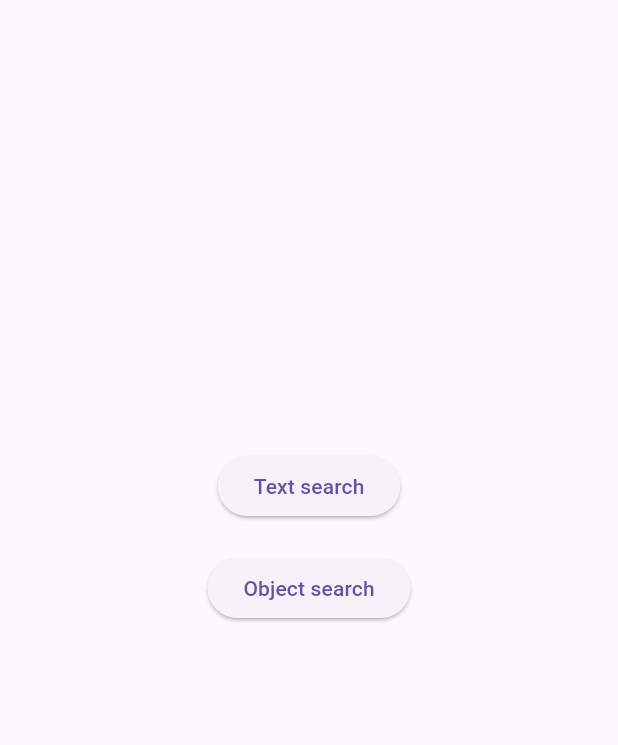
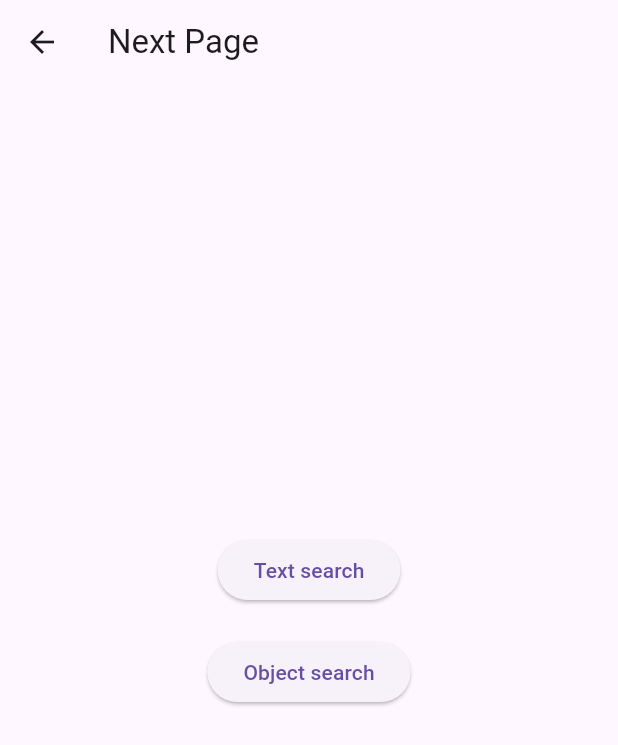
Before and after one commit to shohan-dev/Final-Project-Product-Detect, a Flutter app: the NextPage screen opened directly, on a phone screen of 412 x 824 dp. Shown: the top 745 px of the screen. Run offline on Flutter 3.47's test engine with Material 3 defaults, Android fonts, the light colour scheme and no system bars; our stand-ins replace carousel_slider, cloud_firestore, dots_indicator, firebase_auth, firebase_core, flutter_screenutil and 3 more; missing offline and left inert: google_ml_kit, tflite_v2; accounts and stored records are empty; project files that could hold a hidden picture were left out.

Commit message:
model integrated

```diff
--- a/lib/main.dart
+++ b/lib/main.dart
@@ -1,5 +1,6 @@
 import 'package:firebase_core/firebase_core.dart';
 import 'package:flutter/material.dart';
+import 'package:get/get.dart';
 import 'package:smart_shop/ui/splash_screen.dart';
 import 'package:flutter_screenutil/flutter_screenutil.dart';
 
@@ -21,7 +22,7 @@ class MyApp extends StatelessWidget {
     return ScreenUtilInit(
       designSize: const Size(375, 810),
       builder: (context, child) {
-        return MaterialApp(
+        return GetMaterialApp(
           debugShowCheckedModeBanner: false,
           title: 'Smart Shop',
           theme: ThemeData(),
--- a/lib/other/next_page.dart
+++ b/lib/other/next_page.dart
@@ -2,14 +2,17 @@ import 'package:flutter/material.dart';
 import 'package:get/get.dart';
 import 'package:smart_shop/models/object_search/object_search.dart';
 import 'package:smart_shop/models/text_search/text_extract.dart';
-
 
 class NextPage extends StatelessWidget {
   const NextPage({super.key});
 
   @override
   Widget build(BuildContext context) {
-    return Center(
+    return Scaffold(
+      appBar: AppBar(
+        title: const Text('Next Page'),
+      ),
+      body: Center(
         child: Column(
           children: [
             const SizedBox(height: 300),
@@ -28,6 +31,7 @@ class NextPage extends StatelessWidget {
             ),
           ],
         ),
+      ),
     );
   }
 }
```
Also changed, not shown: lib/ui/home.dart (+17 -16 lines). Lines whose indentation alone changed are shown as unchanged.
